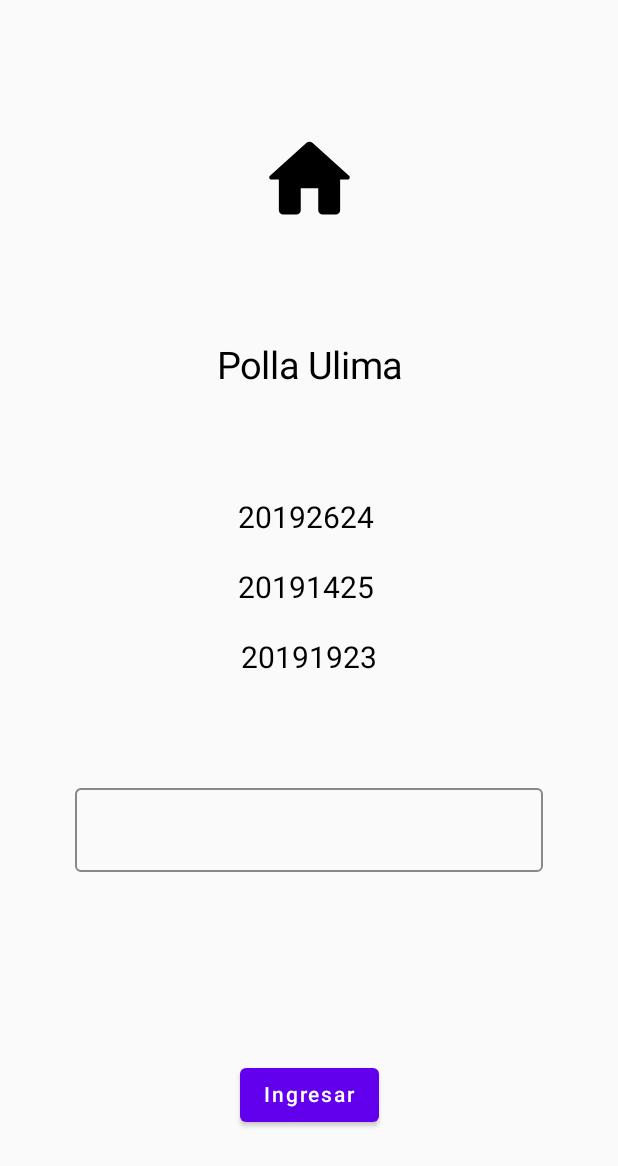
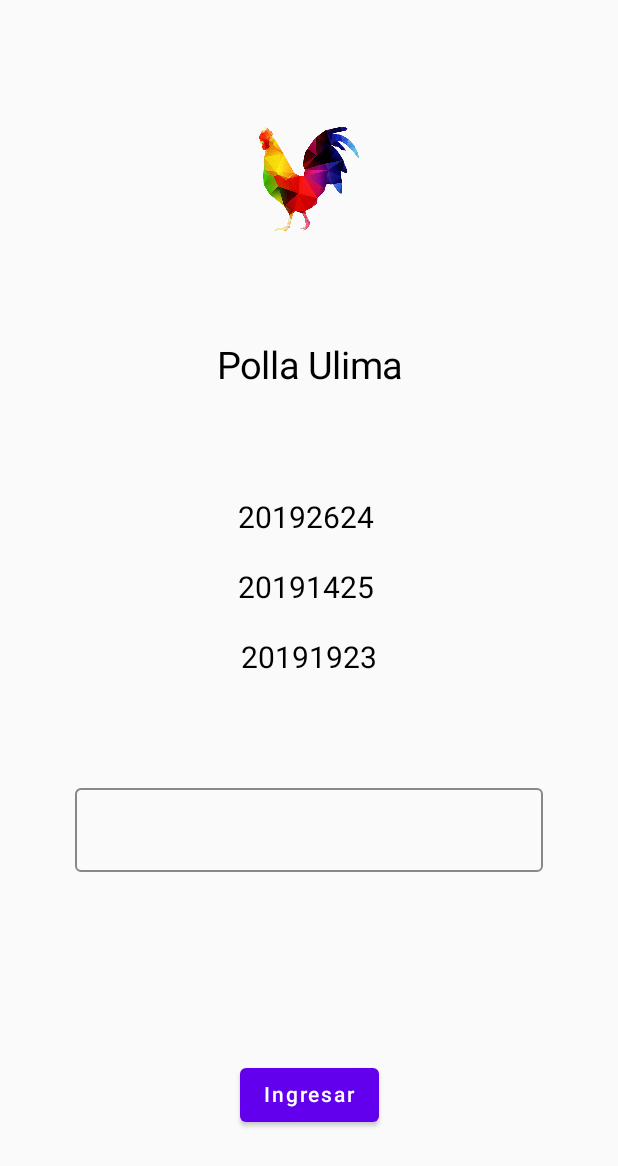
Before and after one commit to ItsJavito/PM-UlimaPolla, an Android app built with Jetpack Compose: the screen it shows after launch (LoginActivity), on a phone screen of 412 x 824 dp. Shown: the top 1166 px of the screen. Run offline under Robolectric (Android 15) with nearby library versions, the phone set to English and light mode, and no system bars.

Commit message:
Icono + Nombre

```diff
--- a/app/src/main/java/com/ulima/ulimaPolla/presentation/login/components/LoginFields.kt
+++ b/app/src/main/java/com/ulima/ulimaPolla/presentation/login/components/LoginFields.kt
@@ -1,22 +1,23 @@
 package com.ulima.ulimaPolla.presentation.login.components
 
+import androidx.compose.foundation.Image
 import androidx.compose.foundation.layout.*
 import androidx.compose.foundation.text.KeyboardActions
 import androidx.compose.foundation.text.KeyboardOptions
 import androidx.compose.material.*
-import androidx.compose.material.icons.Icons
-import androidx.compose.material.icons.rounded.Home
 import androidx.compose.runtime.Composable
 import androidx.compose.ui.Alignment
 import androidx.compose.ui.ExperimentalComposeUiApi
 import androidx.compose.ui.Modifier
 import androidx.compose.ui.graphics.Color
 import androidx.compose.ui.platform.LocalSoftwareKeyboardController
+import androidx.compose.ui.res.painterResource
 import androidx.compose.ui.text.input.ImeAction
 import androidx.compose.ui.text.input.KeyboardType
 import androidx.compose.ui.text.style.TextAlign
 import androidx.compose.ui.unit.dp
 import androidx.compose.ui.unit.sp
+import com.ulima.ulimaPolla.R
 
 
 @OptIn(ExperimentalComposeUiApi::class)
@@ -37,9 +38,12 @@ fun LoginFields (
         //Columna fantasma - Hijo Fantasma - Hijo 0
         Column(){}
         //Primer hijo
-        Icon(Icons.Rounded.Home,contentDescription = "",
-        modifier = Modifier.size(size = 100.dp)
-            .padding(top = 30.dp))
+        Image(
+            painterResource(R.drawable.polla),
+            contentDescription = "polla" ,
+            Modifier.size(size = 100.dp)
+                .padding(top = 30.dp)
+        )
         //Segundo hijo
         Text(text = "Polla Ulima",
             textAlign = TextAlign.Center,
--- a/app/src/main/java/com/ulima/ulimaPolla/presentation/main/screen/MatchesScreen.kt
+++ b/app/src/main/java/com/ulima/ulimaPolla/presentation/main/screen/MatchesScreen.kt
@@ -44,7 +44,7 @@ fun MatchesScreen(
             )
             Image(
                 painterResource(R.drawable.save_floppy_disk_diskette_512),
-                contentDescription = "estrella" ,
+                contentDescription = "Diskette" ,
                 Modifier.size(size = 40.dp)
                     .align(Alignment.CenterVertically)
                     .weight(2f)
--- a/app/src/main/res/mipmap-anydpi-v26/ic_launcher.xml
+++ b/app/src/main/res/mipmap-anydpi-v26/ic_launcher.xml
@@ -1,5 +1,4 @@
 <?xml version="1.0" encoding="utf-8"?>
 <adaptive-icon xmlns:android="http://schemas.android.com/apk/res/android">
-    <background android:drawable="@drawable/ic_launcher_background" />
-    <foreground android:drawable="@drawable/ic_launcher_foreground" />
+    <foreground android:drawable="@drawable/polla" />
 </adaptive-icon>
--- a/app/src/main/res/mipmap-anydpi-v26/ic_launcher_round.xml
+++ b/app/src/main/res/mipmap-anydpi-v26/ic_launcher_round.xml
@@ -1,5 +1,4 @@
 <?xml version="1.0" encoding="utf-8"?>
 <adaptive-icon xmlns:android="http://schemas.android.com/apk/res/android">
-    <background android:drawable="@drawable/ic_launcher_background" />
-    <foreground android:drawable="@drawable/ic_launcher_foreground" />
+    <foreground android:drawable="@drawable/polla" />
 </adaptive-icon>
--- a/app/src/main/res/values/strings.xml
+++ b/app/src/main/res/values/strings.xml
@@ -1,4 +1,4 @@
 <resources>
-    <string name="app_name">ulimaPolla</string>
-    <string name="title_activity_login">LoginActivity</string>
+    <string name="app_name">Polluelo Ulima</string>
+    <string name="title_activity_login">Polluelo Ulima</string>
 </resources>
```
Also changed, not shown: app/src/main/res/drawable/polla.png (added).
